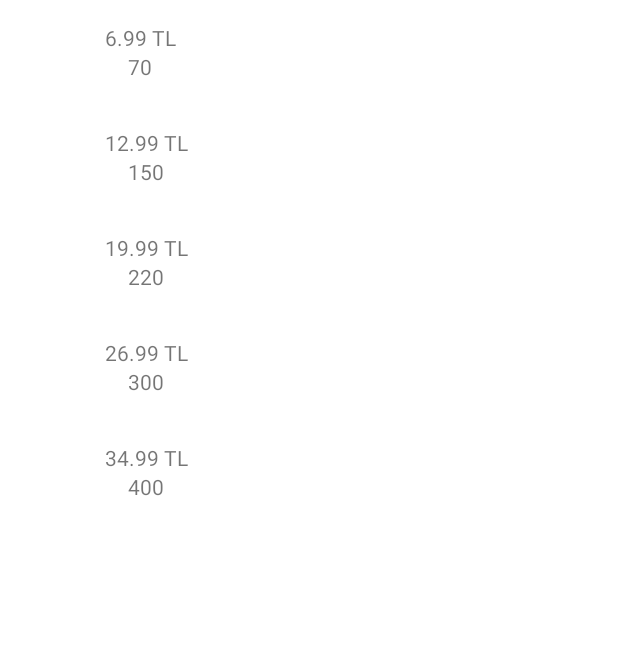
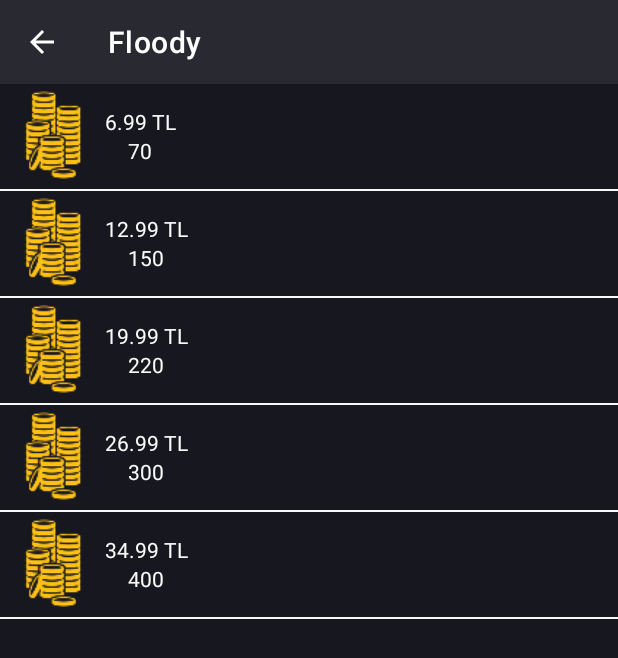
Before and after one commit to kasimsagir/ko-mobile-android, an Android app: the ProductListActivity screen opened directly, with no data from a screen before it, on a phone screen of 412 x 824 dp. Shown: the top 658 px of the screen. Run offline under Robolectric (Android 15) with nearby library versions, the light colour scheme and no system bars; our stand-ins replace ButterKnife; libraries missing offline, so code that uses them is left out: com.anjlab.android; 2 statements that could not run were skipped.

Commit message:
Buglar çözüldü

```diff
--- a/app/src/main/java/com/kinght/commerce/ui/EntryDetailActivity/EntryDetailActivity.java
+++ b/app/src/main/java/com/kinght/commerce/ui/EntryDetailActivity/EntryDetailActivity.java
@@ -80,7 +80,7 @@
         activityEntryDetailAdvertisementTextView.setText(CommonUtils.longToddMMMyyyyHHMMss(createdDate));
         activityEntryDetailTitleTextView.setText(header);
         activityEntryDetailDescriptionTextView.setText(message);
-        activityEntryDetailPriceTextView.setText(String.valueOf(price));
+        activityEntryDetailPriceTextView.setText(String.valueOf(price)+" "+getString(R.string.tl));
         activityEntryDetailPublishedTextView.setText(nickname);
 
     }
--- a/app/src/main/java/com/kinght/commerce/ui/EntryDetailActivity/EntryDetailActivityPresenter.java
+++ b/app/src/main/java/com/kinght/commerce/ui/EntryDetailActivity/EntryDetailActivityPresenter.java
@@ -53,6 +53,7 @@
         List<String> options=new ArrayList<>();
         options.add("Whatsapp İle İletişime Geç");
         options.add("Telefon İle İletişime Geç");
+        options.add("İptal");
         getMvpView().showListDialog(options, "İletişime Geç", new ListSelectItem<Integer>() {
             @Override
             public void selectedItem(Integer select) {
--- a/app/src/main/java/com/kinght/commerce/ui/ProductListActivity/ProductListActivity.java
+++ b/app/src/main/java/com/kinght/commerce/ui/ProductListActivity/ProductListActivity.java
@@ -2,25 +2,26 @@
 
 import android.content.Intent;
 import android.os.Bundle;
-import android.view.View;
 
 import com.anjlab.android.iab.v3.BillingProcessor;
 import com.anjlab.android.iab.v3.TransactionDetails;
 import com.kinght.commerce.R;
 import com.kinght.commerce.data.network.entities.Gold.Gold;
 import com.kinght.commerce.ui.adapters.GoldRecylerViewAdapters;
+import com.kinght.commerce.ui.base.BaseActivity;
 import com.kinght.commerce.utility.Constant;
 
 import java.util.ArrayList;
 import java.util.List;
 
 import androidx.appcompat.app.AppCompatActivity;
+import androidx.appcompat.widget.Toolbar;
 import androidx.recyclerview.widget.LinearLayoutManager;
 import androidx.recyclerview.widget.RecyclerView;
 import butterknife.BindView;
 import butterknife.ButterKnife;
 
-public class ProductListActivity extends AppCompatActivity implements BillingProcessor.IBillingHandler {
+public class ProductListActivity extends BaseActivity implements BillingProcessor.IBillingHandler {
 
 
     BillingProcessor bp;
@@ -29,6 +30,8 @@
 
     GoldRecylerViewAdapters adapters;
     List<Gold> goldList;
+    @BindView(R.id.toolbar)
+    Toolbar toolbar;
 
     @Override
     protected void onCreate(Bundle savedInstanceState) {
@@ -37,23 +40,26 @@
         ButterKnife.bind(this);
 
 
+        setSupportActionBar(toolbar);
+        getSupportActionBar().setDisplayHomeAsUpEnabled(true);
+        getSupportActionBar().setDisplayShowHomeEnabled(true);
+
+
         bp = new BillingProcessor(this, Constant.base64, this);
         bp.initialize();
-        goldList=new ArrayList<>();
-        goldList.add(new Gold(70,"6.99 TL","1"));
-        goldList.add(new Gold(150,"12.99 TL","1"));
-        goldList.add(new Gold(220,"19.99 TL","1"));
-        goldList.add(new Gold(300,"26.99 TL","1"));
-        goldList.add(new Gold(400,"34.99 TL","1"));
-        adapters=new GoldRecylerViewAdapters(goldList, new GoldRecylerViewAdapters.ItemListener() {
+        goldList = new ArrayList<>();
+        goldList.add(new Gold(70, "6.99 TL", "product_1"));
+        goldList.add(new Gold(150, "12.99 TL", "product_2"));
+        goldList.add(new Gold(220, "19.99 TL", "product_3"));
+        goldList.add(new Gold(300, "26.99 TL", "product_4"));
+        goldList.add(new Gold(400, "34.99 TL", "product_5"));
+        adapters = new GoldRecylerViewAdapters(goldList, new GoldRecylerViewAdapters.ItemListener() {
             @Override
             public void onItemClick(Gold item) {
-                bp.subscribe(ProductListActivity.this, "delaroy_monthly");
+                bp.purchase(ProductListActivity.this, item.getId());
 
             }
         });
-
-
 
 
         LinearLayoutManager manager = new LinearLayoutManager(ProductListActivity.this, LinearLayoutManager.VERTICAL, false);
--- a/app/src/main/java/com/kinght/commerce/ui/base/BaseActivity.java
+++ b/app/src/main/java/com/kinght/commerce/ui/base/BaseActivity.java
@@ -168,9 +168,11 @@
             stockArr = itemList.toArray(stockArr);
 
 
+
             builder.setItems(stockArr, new DialogInterface.OnClickListener() {
                 @Override
                 public void onClick(DialogInterface dialog, int which) {
+
                     listSelectItem.selectedItem(which);
                 }
             });
--- a/app/src/main/java/com/kinght/commerce/utility/Configuration.java
+++ b/app/src/main/java/com/kinght/commerce/utility/Configuration.java
@@ -3,8 +3,8 @@
 public class Configuration {
     // Server Configuration
     public static final String prodBaseUrl="http://167.99.88.157:8080/api/";
-   public static final String devBaseUrl="http://192.168.4.207:8080/api/";
-   // public static final String devBaseUrl="http://167.99.88.157:8080/api/";
+   //public static final String devBaseUrl="http://192.168.4.207:8080/api/";
+    public static final String devBaseUrl="http://167.99.88.157:8080/api/";
     public static String baseUrl="";
 
     // Network Configuration
--- a/app/src/main/res/layout/activity_product_list.xml
+++ b/app/src/main/res/layout/activity_product_list.xml
@@ -1,14 +1,17 @@
 <?xml version="1.0" encoding="utf-8"?>
-<androidx.constraintlayout.widget.ConstraintLayout xmlns:android="http://schemas.android.com/apk/res/android"
+<LinearLayout xmlns:android="http://schemas.android.com/apk/res/android"
     xmlns:app="http://schemas.android.com/apk/res-auto"
     xmlns:tools="http://schemas.android.com/tools"
     android:layout_width="match_parent"
     android:layout_height="match_parent"
-    tools:context=".ui.ProductListActivity.ProductListActivity">
+    android:orientation="vertical"
+    tools:context=".ui.ProductListActivity.ProductListActivity"
+    android:background="@color/colorPrimaryDark">
 
+    <include layout="@layout/toolbar"/>
     <androidx.recyclerview.widget.RecyclerView
         android:id="@+id/activity_product_list_recylerview"
         android:layout_width="match_parent"
         android:layout_height="wrap_content"></androidx.recyclerview.widget.RecyclerView>
 
-</androidx.constraintlayout.widget.ConstraintLayout>
+</LinearLayout>
--- a/app/src/main/res/layout/activity_user_profile.xml
+++ b/app/src/main/res/layout/activity_user_profile.xml
@@ -61,13 +61,11 @@
         app:layout_constraintTop_toBottomOf="@+id/activity_user_profile_nickname_text_view" />
 
     <TextView
+        android:background="@color/orange"
         android:id="@+id/textView"
-        android:layout_width="wrap_content"
+        android:layout_width="match_parent"
         android:layout_height="wrap_content"
-        android:layout_marginStart="8dp"
-        android:layout_marginLeft="8dp"
         android:layout_marginTop="8dp"
-        android:layout_marginEnd="8dp"
         android:layout_marginRight="8dp"
         android:text="Geçmiş Floodlar"
         android:textColor="@color/white"
--- a/app/src/main/res/layout/row_gold.xml
+++ b/app/src/main/res/layout/row_gold.xml
@@ -2,9 +2,13 @@
 <LinearLayout xmlns:android="http://schemas.android.com/apk/res/android"
     android:layout_width="match_parent"
     android:layout_height="wrap_content"
+    android:orientation="vertical">
+<LinearLayout
+    android:layout_width="match_parent"
+    android:layout_height="wrap_content"
     android:orientation="horizontal">
-
     <ImageView
+        android:src="@mipmap/ic_gold"
         android:layout_width="70dp"
         android:layout_height="70dp" />
 
@@ -16,15 +20,22 @@
         android:orientation="vertical">
 
         <TextView
+            android:textColor="@color/white"
             android:text="gold"
             android:id="@+id/row_gold_title_text_view"
             android:layout_width="wrap_content"
             android:layout_height="wrap_content" />
         <TextView
+            android:textColor="@color/white"
             android:text="gold"
             android:id="@+id/row_gold_price_text_view"
             android:layout_width="wrap_content"
             android:layout_height="wrap_content" />
     </LinearLayout>
+</LinearLayout>
 
+    <View
+        android:layout_width="match_parent"
+        android:layout_height="1dp"
+        android:background="@color/white"/>
 </LinearLayout>
--- a/app/src/main/res/layout/row_lottery.xml
+++ b/app/src/main/res/layout/row_lottery.xml
@@ -6,18 +6,19 @@
     android:background="@color/colorPrimaryDark">
 
     <LinearLayout
-        android:gravity="center"
         android:layout_gravity="center"
         android:layout_width="match_parent"
         android:layout_height="wrap_content"
         android:orientation="horizontal">
 
         <ImageView
+            android:layout_marginLeft="10dp"
             android:layout_width="55dp"
             android:layout_height="55dp"
             android:src="@mipmap/ic_user" />
 
         <TextView
+            android:layout_marginLeft="5dp"
             android:id="@+id/row_lotter_user_name_text_view"
             android:layout_width="wrap_content"
             android:layout_height="wrap_content"
--- a/app/src/main/res/values/strings.xml
+++ b/app/src/main/res/values/strings.xml
@@ -12,6 +12,8 @@
     <string name="button_ok">Tamam</string>
     <string name="button_cancel">İptal</string>
 
+    <string name="tl">₺</string>
+
     <!-- TODO: Remove or change this placeholder text -->
     <string name="hello_blank_fragment">Hello blank fragment</string>
 </resources>
```
Also changed, not shown: app/build.gradle (+15 -3 lines), app/src/main/res/layout/activity_settings.xml (+11 -5 lines), app/src/main/res/layout/fragment_profile.xml (+8 -9 lines).
